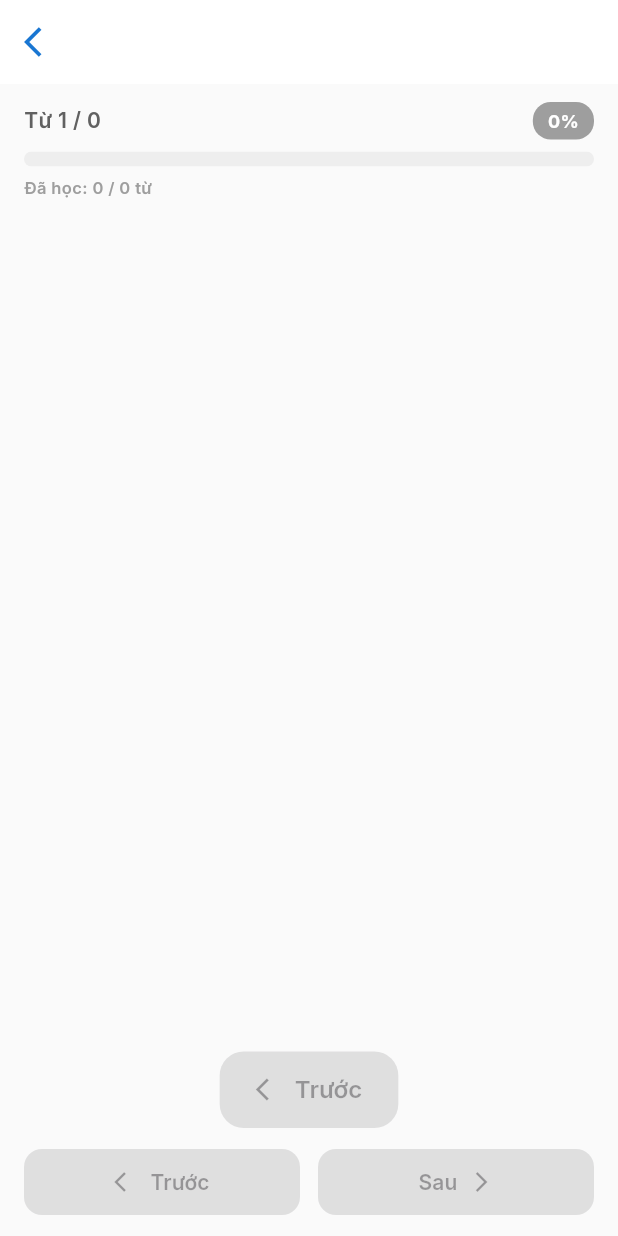
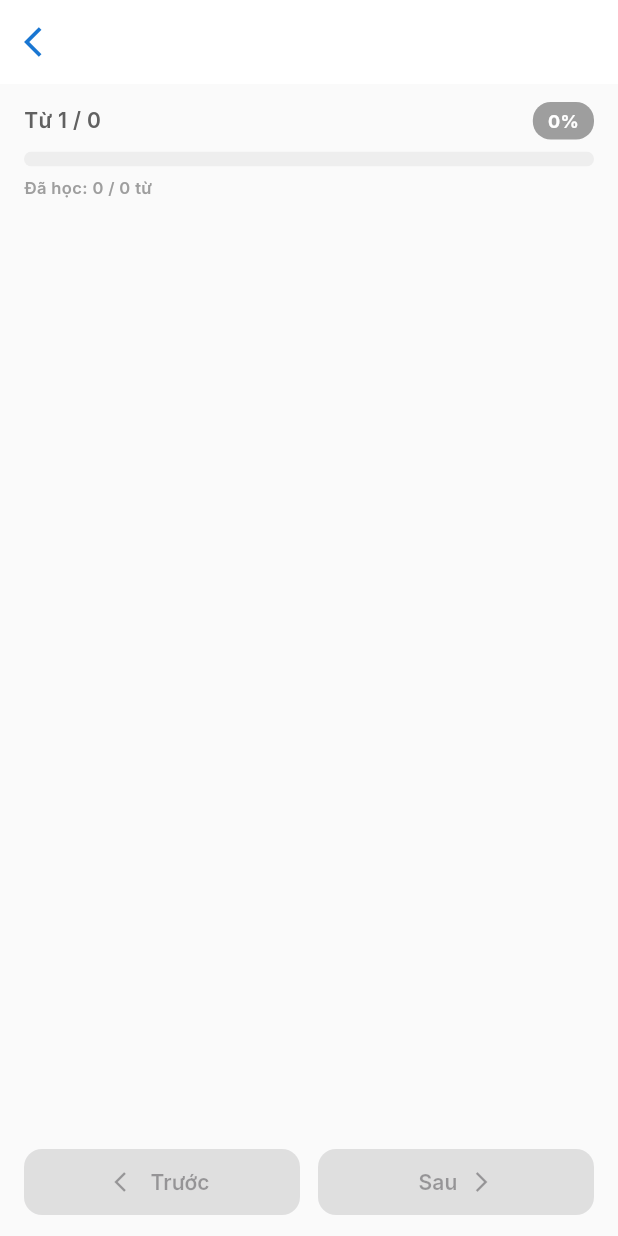
Before and after one commit to NgVietAh/VocabSimple, a Flutter app: the FlashcardPage screen opened directly with empty values, on a phone screen of 412 x 824 dp. Run offline on Flutter 3.47's test engine with Material 3 defaults, Android fonts, the phone set to English and light mode, and no system bars; our stand-ins replace firebase_auth, firebase_core, firebase_database, flip_card, flutter_tts, google_fonts and 3 more; missing offline and left inert: flutter_facebook_auth; accounts and stored records are empty.

Commit message:
fix giao dien lat the

```diff
--- a/vocabsimple/lib/src/components/homepage/vocabulary/flashcard.dart
+++ b/vocabsimple/lib/src/components/homepage/vocabulary/flashcard.dart
@@ -526,31 +526,6 @@ class _FlashcardPageState extends State<FlashcardPage> {
                           },
                         ),
                       ),
-                      ElevatedButton.icon(
-                        onPressed: currentIndex > 0 ? goToPreviousWord : null,
-                        style: ElevatedButton.styleFrom(
-                          backgroundColor: currentIndex > 0
-                              ? Colors.blue[600]
-                              : Colors.grey[300],
-                          foregroundColor: Colors.white,
-                          padding: const EdgeInsets.symmetric(
-                            horizontal: 24,
-                            vertical: 14,
-                          ),
-                          shape: RoundedRectangleBorder(
-                            borderRadius: BorderRadius.circular(16),
-                          ),
-                          elevation: currentIndex > 0 ? 4 : 0,
-                        ),
-                        icon: const Icon(Icons.arrow_back_ios, size: 18),
-                        label: Text(
-                          'Trước',
-                          style: GoogleFonts.inter(
-                            fontSize: 16,
-                            fontWeight: FontWeight.w600,
-                          ),
-                        ),
-                      ),
 
                       // Dots indicator
                       Row(
```
